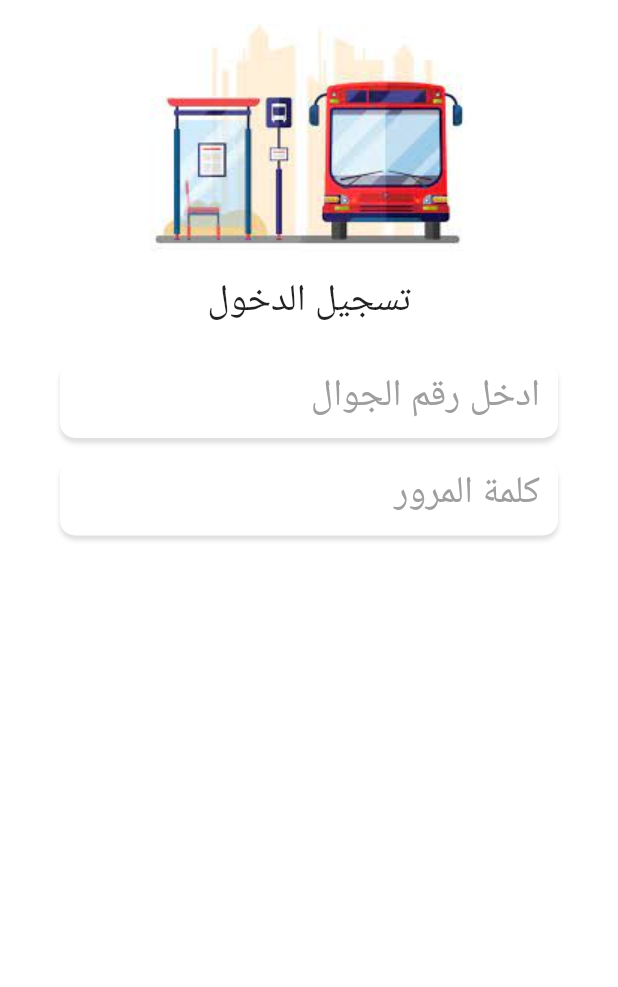
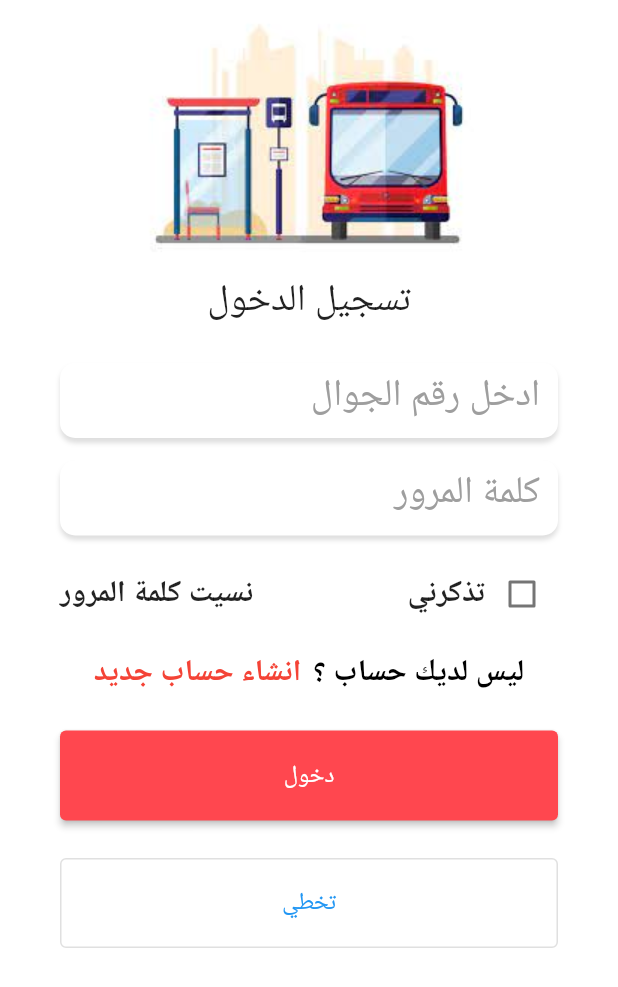
Before and after one commit to Ezzadeenmurad/travels, a Flutter app: the LoginScreen screen opened directly, on a phone screen of 412 x 824 dp. Shown: the top 987 px of the screen. Run offline on Flutter 3.47's test engine with Material 2 defaults, Android fonts, the phone set to English and light mode, and no system bars.

Commit message:
modify inkweel&button

```diff
--- a/lib/view/login_screen.dart
+++ b/lib/view/login_screen.dart
@@ -1,6 +1,8 @@
 import 'package:flutter/material.dart';
 
+import '../widgets/custom_Container.dart';
 import '../widgets/custom_text_form_shadw.dart';
+import '../widgets/custombutton.dart';
 
 class LoginScreen extends StatefulWidget {
   const LoginScreen({super.key});
@@ -36,6 +38,91 @@ class _LoginScreenState extends State<LoginScreen> {
                   height: 15,
                 ),
                 customTextFieldShadow(hint: "كلمة المرور"),
+                const SizedBox(
+                  height: 15,
+                ),
+                Row(
+                  mainAxisAlignment: MainAxisAlignment.spaceBetween,
+                  children: [
+                    InkWell(
+                      onTap: (() {}),
+                      child: const Text(
+                        "نسيت كلمة المرور",
+                        style: TextStyle(
+                          fontSize: 20,
+                          fontWeight: FontWeight.bold,
+                        ),
+                      ),
+                    ),
+                    Row(
+                      children: [
+                        const Text(
+                          "تذكرني",
+                          style: TextStyle(
+                            fontSize: 20,
+                            fontWeight: FontWeight.bold,
+                          ),
+                        ),
+                        Checkbox(
+                          value: false,
+                          onChanged: (value) {},
+                        ),
+                      ],
+                    ),
+                  ],
+                ),
+                const SizedBox(
+                  height: 15,
+                ),
+                Row(
+                  mainAxisAlignment: MainAxisAlignment.center,
+                  children: [
+                    InkWell(
+                      onTap: (() {}),
+                      child: const Text(
+                        "انشاء حساب جديد",
+                        style: TextStyle(
+                            fontSize: 20,
+                            color: Colors.red,
+                            fontWeight: FontWeight.bold),
+                      ),
+                    ),
+                    const SizedBox(
+                      width: 8,
+                    ),
+                    const Text(
+                      'ليس لديك حساب ؟',
+                      style: TextStyle(
+                          fontSize: 20,
+                          color: Colors.black,
+                          fontWeight: FontWeight.bold),
+                    ),
+                  ],
+                ),
+                const SizedBox(
+                  height: 15,
+                ),
+                customContainer(
+                  child: TypeButton.elevatedButton(
+                    onPressed: () {},
+                    text: "دخول",
+                    buttonColor: Color(0xffff474f),
+                  ),
+                  containerColor: Colors.white,
+                  width: double.infinity,
+                  height: 60,
+                ),
+                SizedBox(
+                  height: 15,
+                ),
+                customContainer(
+                  child: TypeButton.outlinedButton(
+                    onPressed: () {},
+                    text: "تخطي",
+                  ),
+                  height: 60,
+                  width: double.infinity,
+                ),
               ],
             ),
           ],
```
